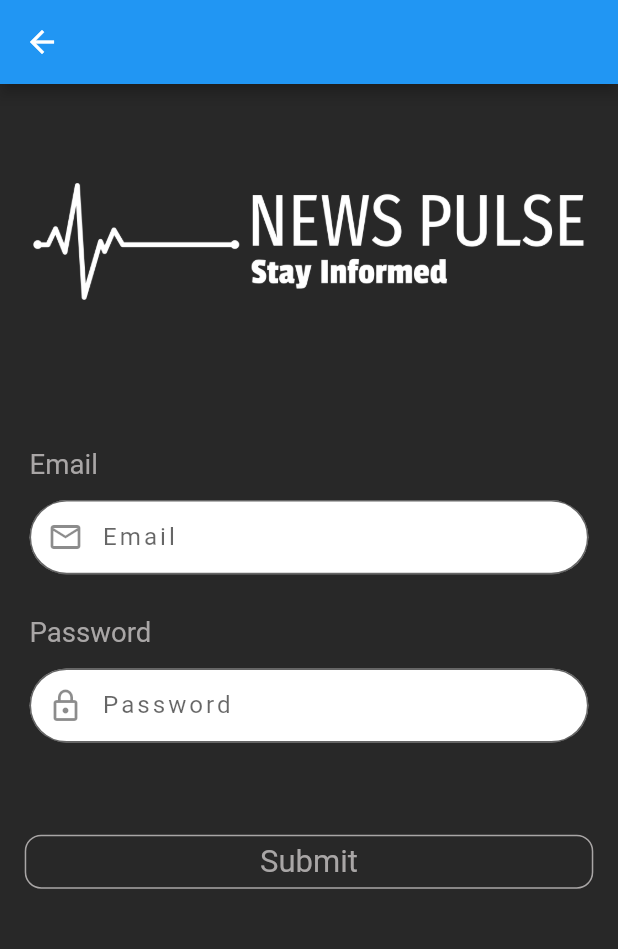
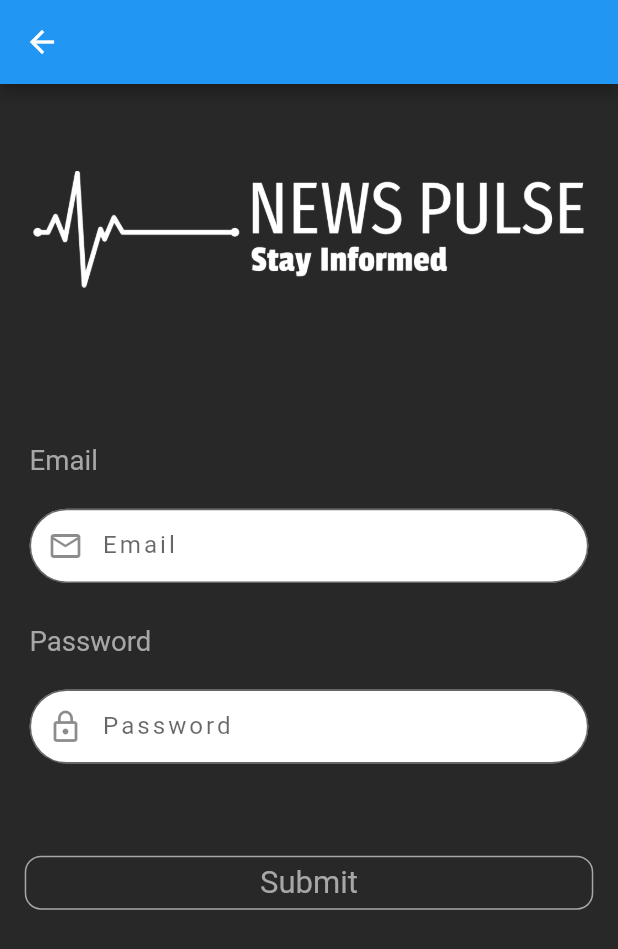
Before and after one commit to AhmedShehatah/news-pulse, a Flutter app: the screen it shows after launch, on a phone screen of 412 x 824 dp. Shown: the top 949 px of the screen. Run offline on Flutter 3.47's test engine with Material 2 defaults, Android fonts, the phone set to English and light mode, and no system bars; our stand-ins replace bloc, cached_network_image, dio, flutter_bloc, flutter_screenutil, get and 4 more; Roboto replaces fonts that are missing (Cairo).

```diff
--- a/lib/ui/global_widgets/text_field_widget.dart
+++ b/lib/ui/global_widgets/text_field_widget.dart
@@ -3,6 +3,7 @@ import 'package:news_pulse/core/constants/app_fonts.dart';
 import 'package:news_pulse/core/constants/dimens.dart';
 import 'package:news_pulse/core/di/di_manager.dart';
 import 'package:news_pulse/core/utils/screen_utlis/device_utils.dart';
+import 'package:news_pulse/core/utils/ui_utlis/vertical_padding.dart';
 
 class TextFieldWidget extends StatelessWidget {
   const TextFieldWidget({
@@ -34,7 +35,7 @@ class TextFieldWidget extends StatelessWidget {
                 fontSize: AppFontSize.fontSize_16,
                 color: DIManager.findCC().lightgrey),
           ),
-          SizedBox(height: ScreenHelper.fromHeight(1.5)),
+          const VerticalPadding(2.5),
           TextField(
             style: TextStyle(
                 letterSpacing: 2,
--- a/lib/ui/sigin/pages/signin_page.dart
+++ b/lib/ui/sigin/pages/signin_page.dart
@@ -1,10 +1,8 @@
 import 'package:flutter/material.dart';
 import 'package:news_pulse/core/di/di_manager.dart';
 import 'package:news_pulse/core/enums/text_field_icons.dart';
-import 'package:news_pulse/core/utils/screen_utlis/device_utils.dart';
 import 'package:news_pulse/ui/global_widgets/default_button.dart';
 import 'package:news_pulse/ui/global_widgets/text_field_widget.dart';
-
 import '../../../core/constants/dimens.dart';
 import '../../../core/utils/ui_utlis/vertical_padding.dart';
 
@@ -24,7 +22,7 @@ class SignInPage extends StatelessWidget {
           mainAxisAlignment: MainAxisAlignment.start,
           crossAxisAlignment: CrossAxisAlignment.center,
           children: [
-            SizedBox(height: ScreenHelper.fromHeight(8)),
+            const VerticalPadding(7),
             Padding(
               padding: Dimens.horizontalPadding1,
               child: Image.asset(
@@ -32,7 +30,7 @@ class SignInPage extends StatelessWidget {
                 fit: BoxFit.contain,
               ),
             ),
-            VerticalPadding(ScreenHelper.fromHeight(1.25)),
+            const VerticalPadding(11),
             TextFieldWidget(
                 fieldIcon: iconsList[TextFieldIcon.email]!,
                 textController: emailController,
@@ -45,9 +43,9 @@ class SignInPage extends StatelessWidget {
               hint: "Enter Password",
               isPassword: true,
             ),
-            SizedBox(height: ScreenHelper.fromHeight(5)),
+            const VerticalPadding(5),
             DefaultButton(buttonText: "Submit", onPressed: () {}),
-            SizedBox(height: ScreenHelper.fromHeight(5)),
+            const VerticalPadding(11),
           ],
         ),
       ),
```
